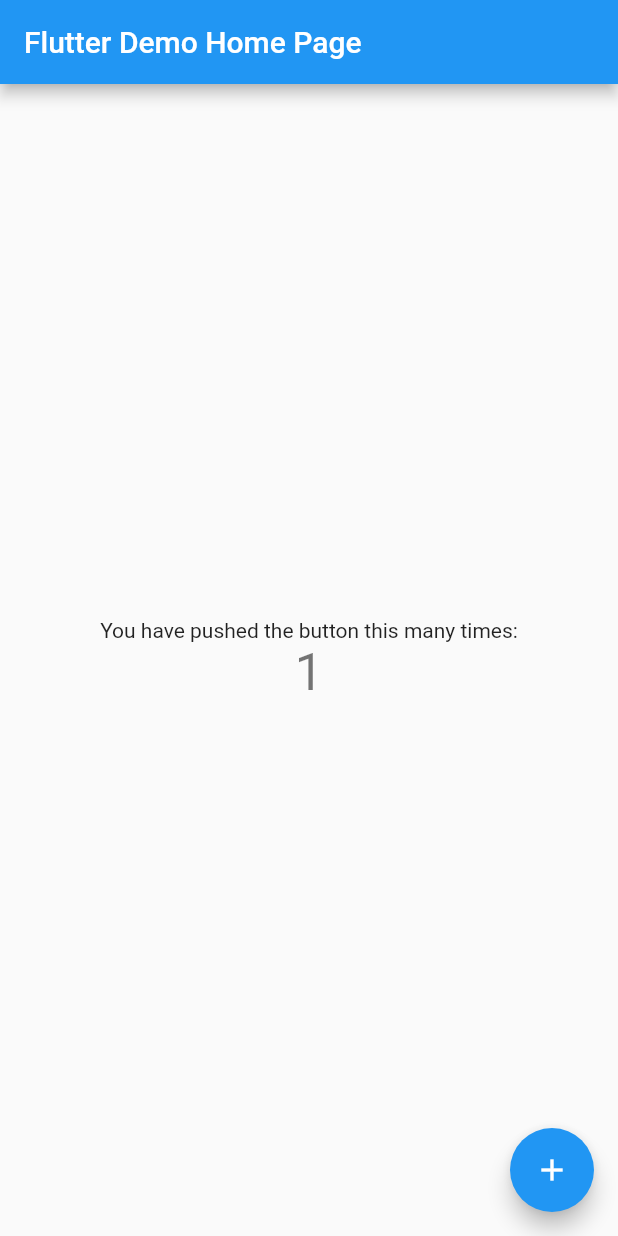
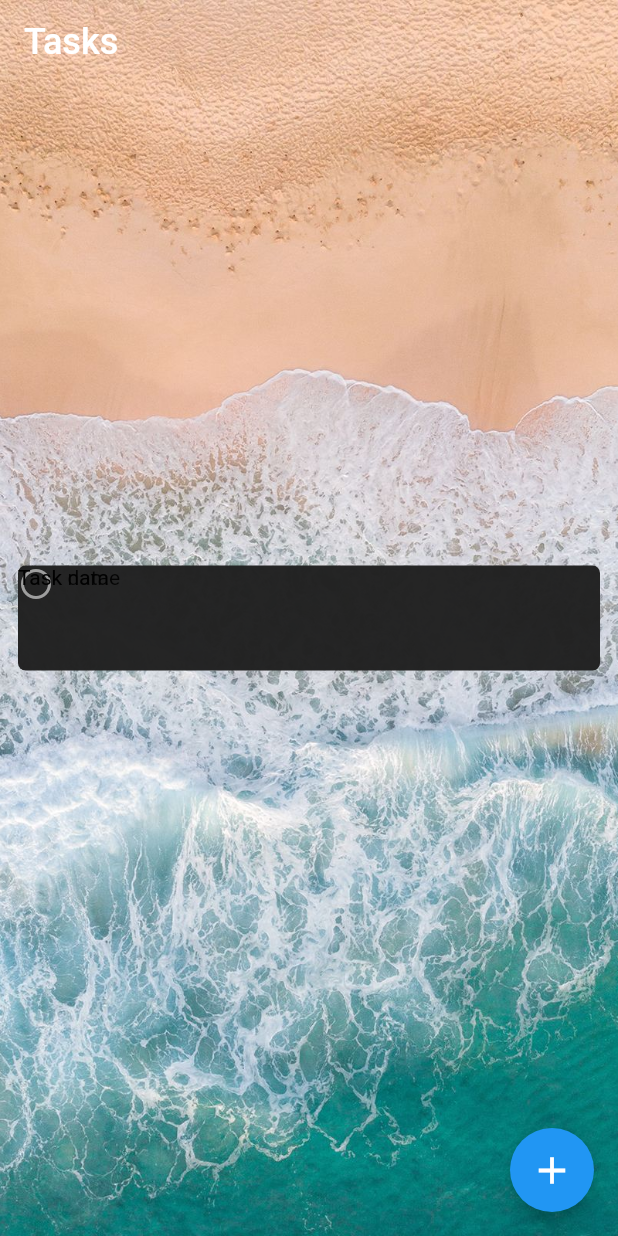
Before and after one commit to 8DietmarBarbarossa8/TODO_List, a Flutter app: the screen it shows after launch, after a tap on the "add" icon, on a phone screen of 412 x 824 dp. Run offline on Flutter 3.47's test engine with Material 2 defaults, Android fonts, the phone set to English and light mode, and no system bars.

Commit message:
work with item ui

```diff
--- a/lib/main.dart
+++ b/lib/main.dart
@@ -1,115 +1,20 @@
 import 'package:flutter/material.dart';
+import 'models/todo.dart';
 
-void main() {
-  runApp(const MyApp());
-}
+main() => runApp(const MyApp());
 
 class MyApp extends StatelessWidget {
   const MyApp({Key? key}) : super(key: key);
 
-  // This widget is the root of your application.
   @override
   Widget build(BuildContext context) {
     return MaterialApp(
       title: 'Flutter Demo',
+      debugShowCheckedModeBanner: false,
       theme: ThemeData(
-        // This is the theme of your application.
-        //
-        // Try running your application with "flutter run". You'll see the
-        // application has a blue toolbar. Then, without quitting the app, try
-        // changing the primarySwatch below to Colors.green and then invoke
-        // "hot reload" (press "r" in the console where you ran "flutter run",
-        // or simply save your changes to "hot reload" in a Flutter IDE).
-        // Notice that the counter didn't reset back to zero; the application
-        // is not restarted.
         primarySwatch: Colors.blue,
       ),
-      home: const MyHomePage(title: 'Flutter Demo Home Page'),
+      home: const Todo(),
     );
   }
 }
-
-class MyHomePage extends StatefulWidget {
-  const MyHomePage({Key? key, required this.title}) : super(key: key);
-
-  // This widget is the home page of your application. It is stateful, meaning
-  // that it has a State object (defined below) that contains fields that affect
-  // how it looks.
-
-  // This class is the configuration for the state. It holds the values (in this
-  // case the title) provided by the parent (in this case the App widget) and
-  // used by the build method of the State. Fields in a Widget subclass are
-  // always marked "final".
-
-  final String title;
-
-  @override
-  State<MyHomePage> createState() => _MyHomePageState();
-}
-
-class _MyHomePageState extends State<MyHomePage> {
-  int _counter = 0;
-
-  void _incrementCounter() {
-    setState(() {
-      // This call to setState tells the Flutter framework that something has
-      // changed in this State, which causes it to rerun the build method below
-      // so that the display can reflect the updated values. If we changed
-      // _counter without calling setState(), then the build method would not be
-      // called again, and so nothing would appear to happen.
-      _counter++;
-    });
-  }
-
-  @override
-  Widget build(BuildContext context) {
-    // This method is rerun every time setState is called, for instance as done
-    // by the _incrementCounter method above.
-    //
-    // The Flutter framework has been optimized to make rerunning build methods
-    // fast, so that you can just rebuild anything that needs updating rather
-    // than having to individually change instances of widgets.
-    return Scaffold(
-      appBar: AppBar(
-        // Here we take the value from the MyHomePage object that was created by
-        // the App.build method, and use it to set our appbar title.
-        title: Text(widget.title),
-      ),
-      body: Center(
-        // Center is a layout widget. It takes a single child and positions it
-        // in the middle of the parent.
-        child: Column(
-          // Column is also a layout widget. It takes a list of children and
-          // arranges them vertically. By default, it sizes itself to fit its
-          // children horizontally, and tries to be as tall as its parent.
-          //
-          // Invoke "debug painting" (press "p" in the console, choose the
-          // "Toggle Debug Paint" action from the Flutter Inspector in Android
-          // Studio, or the "Toggle Debug Paint" command in Visual Studio Code)
-          // to see the wireframe for each widget.
-          //
-          // Column has various properties to control how it sizes itself and
-          // how it positions its children. Here we use mainAxisAlignment to
-          // center the children vertically; the main axis here is the vertical
-          // axis because Columns are vertical (the cross axis would be
-          // horizontal).
-          mainAxisAlignment: MainAxisAlignment.center,
-          children: <Widget>[
-            const Text(
-              'You have pushed the button this many times:',
-            ),
-            Text(
-              '$_counter',
-              style: Theme.of(context).textTheme.headline4,
-            ),
-          ],
-        ),
-      ),
-      floatingActionButton: FloatingActionButton(
-        onPressed: _incrementCounter,
-        tooltip: 'Increment',
-        child: const Icon(Icons.add),
-      ), // This trailing comma makes auto-formatting nicer for build methods.
-    );
-  }
-}
--- /dev/null
+++ b/lib/models/task.dart
@@ -0,0 +1,7 @@
+class Task {
+  late String taskName;
+  late DateTime data;
+  late bool isCompleted;
+
+  Task({required this.taskName, required this.data, required this.isCompleted});
+}
--- /dev/null
+++ b/lib/models/todo.dart
@@ -0,0 +1,44 @@
+import 'package:flutter/material.dart';
+import 'package:todo_list/views/recipe_card.dart';
+
+class Todo extends StatefulWidget {
+  const Todo({Key? key}) : super(key: key);
+
+  @override
+  State<Todo> createState() => _TodoState();
+}
+
+class _TodoState extends State<Todo> {
+  @override
+  Widget build(BuildContext context) {
+    return Scaffold(
+      extendBodyBehindAppBar: true,
+      appBar: AppBar(
+        title: const Text(
+          "Tasks",
+          style: TextStyle(fontSize: 24),
+        ),
+        backgroundColor: Colors.transparent,
+        elevation: 0,
+      ),
+      body: Container(
+        alignment: Alignment.center,
+        padding: const EdgeInsets.all(12),
+        decoration: const BoxDecoration(
+            image: DecorationImage(
+                image: AssetImage('assets/todo_background.jpg'),
+                fit: BoxFit.cover)),
+        child: RecipeCard(),
+      ),
+      floatingActionButton: FloatingActionButton(
+        onPressed: () => _addTask(),
+        child: const Icon(
+          Icons.add,
+          size: 30,
+        ),
+      ),
+    );
+  }
+
+  void _addTask() {}
+}
--- /dev/null
+++ b/lib/views/recipe_card.dart
@@ -0,0 +1,26 @@
+import 'package:flutter/material.dart';
+
+class RecipeCard extends StatelessWidget {
+  const RecipeCard({
+    Key? key,
+  }) : super(key: key);
+
+  @override
+  Widget build(BuildContext context) {
+    return Container(
+      width: MediaQuery.of(context).size.width,
+      height: 70,
+      decoration: BoxDecoration(
+        color: const Color.fromARGB(250, 33, 33, 33),
+        borderRadius: BorderRadius.circular(5),
+      ),
+      child: Stack(
+        children: const [
+          Icon(Icons.circle_outlined, color: Colors.grey,),
+          Text("Task name"),
+          Text("Task data")
+        ],
+      ),
+    );
+  }
+}
```
Also changed, not shown: pubspec.yaml (+3 -65 lines), assets/todo_background.jpg (added).
